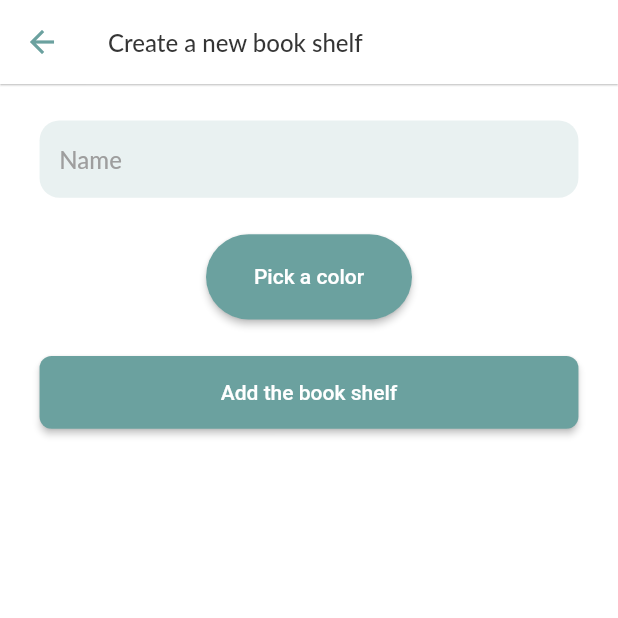
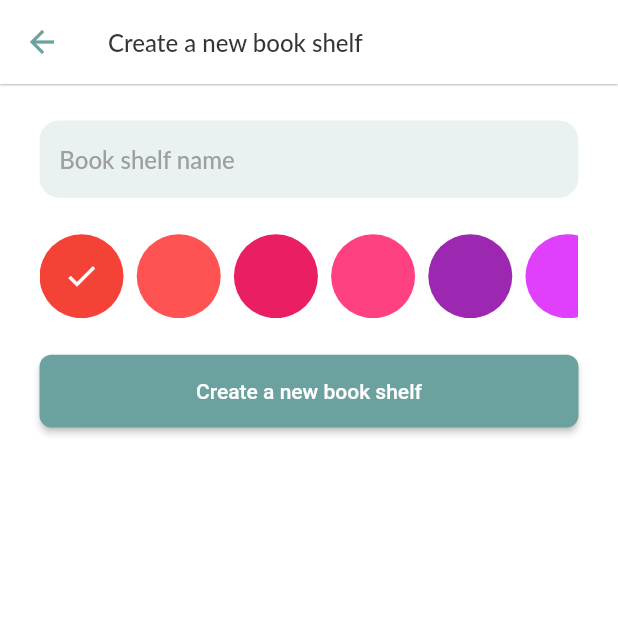
Before and after one commit to phatndt/book-story, a Flutter app: the MainScreen screen opened by its route, item 2 of the bottom bar chosen, after a tap on "Create shelf", on a phone screen of 412 x 824 dp, the top half of it. Run offline on Flutter 3.47's test engine with Material 2 defaults, Android fonts, the phone set to English and light mode, and no system bars; drawn by our look-alikes of modal_progress_hud_nsn; our stand-ins replace cached_network_image, cloud_firestore, dartz, easy_localization, equatable, file_picker and 15 more; missing offline and left inert: flutter_cached_pdfview, flutter_material_color_picker, jwt_decode, material_dialogs; accounts and stored records are empty; Roboto replaces fonts that are missing (Lato); project files that could hold a hidden picture were left out.

```diff
--- a/lib/core/colors/colors.dart
+++ b/lib/core/colors/colors.dart
@@ -28,7 +28,7 @@ class _Colors {
   final accent_1 = const Color(0xFFFFD2D5);
   final accent_2 = const Color(0xFFE4989D);
   final accent_3 = const Color(0xFFB0DAEF);
-    final accent_4 = const Color(0xFF648FE9);
+  final accent_4 = const Color(0xFF648FE9);
 
   final white = const Color(0xFFFFFFFF);
   final red = const Color(0xFFFF0000);
@@ -38,6 +38,7 @@ class _Colors {
       'https://img.freepik.com/free-vector/abstract-elegant-winter-book-cover_23-2148798745.jpg?w=740&t=st=1664957292~exp=1664957892~hmac=64aa003f02ff1c7147d9908a482088831324212c51d143b30f76a995964697fa';
   final black = const Color.fromARGB(255, 53, 53, 53);
   final grey = const Color.fromARGB(255, 105, 105, 105);
+
   // final white = const Color.fromARGB(255, 253, 253, 253);
   final orangeDesigned = const Color.fromARGB(255, 228, 49, 49);
   final navyBlue = const Color.fromARGB(255, 46, 98, 182);
@@ -56,11 +57,6 @@ class _Colors {
       900: Color(0xFFF1654B),
     },
   );
-  //Accent
-  // final accent_1 = const Color(0xFFFF6263); // Bitter sweet
-  // final accent_2 = const Color(0xFFFF936B); // Atomic Tangerine
-  // final accent_3 = const Color(0xFFFFB3B3); // Meion
-  // final accent_4 = const Color(0xFFFFDD66); // Dandelion
   final accent_5 = const Color(0xFFF9DBD0);
   final accent_6 = const Color(0xFF6455AB);
   final accent_7 = const Color(0xFFB3C0FF);
@@ -82,10 +78,42 @@ class _Colors {
   final gray_5 = const Color(0xFFF5F6F8); // Cultured
   final gray_6 = const Color(0xFFEEEEEE);
 
-  //Text color
-  final textColor_1 = const Color(0xFF261F41);
-
-  final lavender = const Color(0xFFE0E4FF);
+  final scaffordBackgroundColor = const Color(0xffF2F6FA);
+  final listColorPicker = [ Colors.red,
+    Colors.redAccent,
+    Colors.pink,
+    Colors.pinkAccent,
+    Colors.purple,
+    Colors.purpleAccent,
+    Colors.deepPurple,
+    Colors.deepPurpleAccent,
+    Colors.indigo,
+    Colors.indigoAccent,
+    Colors.blue,
+    Colors.blueAccent,
+    Colors.lightBlue,
+    Colors.lightBlueAccent,
+    Colors.cyan,
+    Colors.cyanAccent,
+    Colors.teal,
+    Colors.tealAccent,
+    Colors.green,
+    Colors.greenAccent,
+    Colors.lightGreen,
+    Colors.lightGreenAccent,
+    Colors.lime,
+    Colors.limeAccent,
+    Colors.yellow,
+    Colors.yellowAccent,
+    Colors.amber,
+    Colors.amberAccent,
+    Colors.orange,
+    Colors.orangeAccent,
+    Colors.deepOrange,
+    Colors.deepOrangeAccent,
+    Colors.brown,
+    Colors.grey,
+    Colors.blueGrey];
 }
 
 class _Sized {
--- a/lib/core/widget/dia_log.dart
+++ b/lib/core/widget/dia_log.dart
@@ -1,3 +1,4 @@
+import 'package:easy_localization/easy_localization.dart';
 import 'package:flutter/material.dart';
 
 class BasicAlertDialog extends StatelessWidget {
@@ -21,11 +22,11 @@ class BasicAlertDialog extends StatelessWidget {
       actions: [
         TextButton(
           onPressed: negativeButton,
-          child: const Text('Cancel'),
+          child: Text('cancel'.tr()),
         ),
         TextButton(
           onPressed: positiveButton,
-          child: const Text('OK'),
+          child: Text('ok'.tr()),
         ),
       ],
     );
--- a/lib/features/my _book/presentation/collection.dart
+++ b/lib/features/my _book/presentation/collection.dart
@@ -107,6 +107,7 @@ class _MyBookScreenState extends ConsumerState<MyBookScreen> {
           ],
         ),
         floatingActionButton: FloatingActionButton(
+          backgroundColor: S.colors.primary_3,
           onPressed: () {
             Navigator.pushNamed(
               context,
@@ -115,14 +116,14 @@ class _MyBookScreenState extends ConsumerState<MyBookScreen> {
           },
           child: const Icon(Icons.add),
         ),
-        backgroundColor: S.colors.white,
+        backgroundColor: const Color(0xffF2F6FA),
         body: Column(
           children: [
             AnimatedContainer(
               duration: const Duration(milliseconds: 320),
               height: isExpanded ? 80.h : 0.h,
               child: Container(
-                color: S.colors.red,
+                color : S.colors.white,
                 padding: EdgeInsets.symmetric(horizontal: 12.w),
                 child: Center(
                   child: CustomTextFormField(
@@ -264,25 +265,10 @@ class _BookWidgetState extends ConsumerState<BookWidget> {
                     ),
                   ),
                 ),
-                // child: CachedNetworkImage(
-                //   width: 120.w,
-                //   height: 160.h,
-                //   fit: BoxFit.fill,
-                //   imageUrl: books![index].image,
-                //   placeholder: (context, url) => const SkeletonAvatar(),
-                //   errorWidget: (context, url, error) => Container(
-                //     color: Colors.grey[200],
-                //     child: Icon(
-                //       Icons.camera_alt,
-                //       color: Colors.grey,
-                //       size: 36.w,
-                //     ),
-                //   ),
-                // ),
               ),
               Expanded(
                 child: Padding(
-                  padding: EdgeInsets.symmetric(horizontal: 8.w),
+                  padding: EdgeInsets.symmetric(horizontal: 16.w),
                   child: Column(
                     mainAxisAlignment: MainAxisAlignment.center,
                     crossAxisAlignment: CrossAxisAlignment.start,
--- a/lib/features/my_book_shelf/domain/repository/book_shelf_repo.dart
+++ b/lib/features/my_book_shelf/domain/repository/book_shelf_repo.dart
@@ -8,4 +8,5 @@ abstract class BookShelfRepo {
   Future<Either<Exception, String>> addBookShelf(BookShelfModel bookShelfModel, String userId);
   Future<Either<Exception, List<BookShelfModel>>> getBookShelfListFromLocal();
   Future<Either<Exception, BookShelfModel>> getBookShelfById(String userId, String bookShelfId);
+  Future<Either<Exception, bool>> deleteBookShelf(String userId, String bookShelfId);
 }
--- a/lib/features/my_book_shelf/presentation/add_book_shelf.dart
+++ b/lib/features/my_book_shelf/presentation/add_book_shelf.dart
@@ -1,6 +1,7 @@
 import 'package:book_story/core/presentation/state.dart';
 import 'package:book_story/core/widget/app_bar.dart';
 import 'package:book_story/core/widget/custom_elevated_button.dart';
+import 'package:easy_localization/easy_localization.dart';
 import 'package:flutter/material.dart';
 import 'package:flutter_material_color_picker/flutter_material_color_picker.dart';
 import 'package:flutter_riverpod/flutter_riverpod.dart';
@@ -26,6 +27,8 @@ class _AddBookShelfScreenState extends ConsumerState<AddBookShelfScreen> {
   late bool isShowClearIconNameController;
   late Color? pickedColor;
   late bool isShowLoading;
+  late int pickerColorIndex;
+
   @override
   void initState() {
     super.initState();
@@ -33,6 +36,7 @@ class _AddBookShelfScreenState extends ConsumerState<AddBookShelfScreen> {
     isShowClearIconNameController = false;
     pickedColor = S.colors.primary_3;
     isShowLoading = false;
+    pickerColorIndex = 0;
   }
 
   @override
@@ -47,7 +51,7 @@ class _AddBookShelfScreenState extends ConsumerState<AddBookShelfScreen> {
             .showSnackBar(SuccessSnackBar(message: next.data.toString()));
         Navigator.pop(context);
         ref.watch(bookShelfStateNotifierProvider.notifier).getBookShelfList();
-      }else if (next is UIErrorState) {
+      } else if (next is UIErrorState) {
         ScaffoldMessenger.of(context)
             .showSnackBar(ErrorSnackBar(message: next.error.toString()));
       }
@@ -58,7 +62,7 @@ class _AddBookShelfScreenState extends ConsumerState<AddBookShelfScreen> {
         child: Scaffold(
           appBar: CustomAppBar(
             title: Text(
-              "Create a new book shelf",
+              'create_new_book_shelf'.tr(),
               style: S.textStyles.heading3,
             ),
             leading: BackButton(
@@ -90,14 +94,15 @@ class _AddBookShelfScreenState extends ConsumerState<AddBookShelfScreen> {
                   validator: (value) {
                     if (value != null) {
                       if (value.isEmpty) {
-                        return "Please enter your book's name";
+                        return 'please_enter_your_book_shelf_name'.tr();
                       } else if (value.length < 2) {
-                        return "Book's name must be at least 1 characters";
+                        return 'bookshelf_name_must_be_at_least_one_character'
+                            .tr();
                       }
                     }
                     return null;
                   },
-                  hintText: "Name",
+                  hintText: 'book_shelf_name'.tr(),
                   obscureText: false,
                   controller: nameController,
                   textInputAction: TextInputAction.next,
@@ -118,29 +123,39 @@ class _AddBookShelfScreenState extends ConsumerState<AddBookShelfScreen> {
                 SizedBox(
                   height: 24.h,
                 ),
-                CustomElevatedButton(
-                  width: ScreenUtil().screenWidth / 3,
-                  backgroundColor: pickedColor,
-                  borderRadius: 32,
-                  onPressed: () {
-                    showDialog(
-                      context: context,
-                      builder: (buildContext) {
-                        return Dialog(
-                          child: MaterialColorPicker(
-                            colors: fullMaterialColors,
-                            selectedColor: pickedColor,
-                            onColorChange: (color) =>
-                                setState(() => pickedColor = color),
+                SizedBox(
+                  height: 56,
+                  child: ListView.separated(
+                    physics: const BouncingScrollPhysics(),
+                    scrollDirection: Axis.horizontal,
+                    itemCount: S.colors.listColorPicker.length,
+                    separatorBuilder: (context, index) => SizedBox(
+                      width: 8.w,
+                    ),
+                    itemBuilder: (context, index) {
+                      return InkWell(
+                        borderRadius: BorderRadius.circular(28.r),
+                        onTap: () {
+                          setState(() {
+                            pickerColorIndex = index;
+                          });
+                        },
+                        child: Container(
+                          height: 56,
+                          width: 56,
+                          decoration: BoxDecoration(
+                            shape: BoxShape.circle,
+                            color: S.colors.listColorPicker[index],
                           ),
-                        );
-                      },
-                    );
-                  },
-                  child: SizedBox(
-                    width: double.infinity,
-                    height: 24.h,
-                    child: Center(child: pickedColor == S.colors.primary_3 ? const Text("Pick a color") : const Icon(Icons.check)),
+                          child: pickerColorIndex == index
+                              ? Icon(
+                                  Icons.check,
+                                  color: S.colors.white,
+                                )
+                              : null,
+                        ),
+                      );
+                    },
                   ),
                 ),
                 SizedBox(
@@ -148,9 +163,14 @@ class _AddBookShelfScreenState extends ConsumerState<AddBookShelfScreen> {
                 ),
                 CustomElevatedButton(
                   onPressed: () {
-                    ref.watch(addBookShelfNotifierProvider.notifier).addBookShelf(nameController.text.trim(), getHexColor(pickedColor!));
+                    ref
+                        .watch(addBookShelfNotifierProvider.notifier)
+                        .addBookShelf(
+                            nameController.text.trim(),
+                            getHexColor(
+                                S.colors.listColorPicker[pickerColorIndex]));
                   },
-                  child: const Text("Add the book shelf"),
+                  child: Text('create_new_book_shelf'.tr()),
                 ),
               ],
             ),
--- a/lib/features/my_book_shelf/presentation/my_book_shelf.dart
+++ b/lib/features/my_book_shelf/presentation/my_book_shelf.dart
@@ -1,7 +1,9 @@
 import 'package:book_story/core/widget/custom_elevated_button.dart';
 import 'package:book_story/features/my_book_shelf/di/book_shelf_module.dart';
 import 'package:book_story/features/my_book_shelf/domain/entity/book_shelf.dart';
+import 'package:book_story/features/my_book_shelf/presentation/search_book_shelf.dart';
 import 'package:book_story/features/my_book_shelf/presentation/widget/book_shelf_widget.dart';
+import 'package:easy_localization/easy_localization.dart';
 import 'package:flutter/material.dart';
 import 'package:flutter_riverpod/flutter_riverpod.dart';
 import 'package:flutter_screenutil/flutter_screenutil.dart';
@@ -66,7 +68,7 @@ class _BookShelfScreenState extends ConsumerState<BookShelfScreen> {
       }
     });
     return Scaffold(
-      backgroundColor: S.colors.white,
+      backgroundColor: S.colors.scaffordBackgroundColor,
       appBar: AppBar(
         backgroundColor: S.colors.white,
         elevation: 0.5,
@@ -79,9 +81,11 @@ class _BookShelfScreenState extends ConsumerState<BookShelfScreen> {
         ),
         actions: [
           IconButton(
-            onPressed: () {
-              Navigator.pushNamed(context, RoutePaths.searchBookShelf);
-            },
+            onPressed: bookShelfList.isNotEmpty
+                ? () {
+                    Navigator.pushNamed(context, RoutePaths.searchBookShelf);
+                  }
+                : null,
             icon: Icon(
               Icons.search,
               color: S.colors.primary_3,
@@ -125,14 +129,14 @@ class _BookShelfScreenState extends ConsumerState<BookShelfScreen> {
               height: 64.h,
             ),
             Text(
-              'Add some books to your collection now!',
+              'add_some_book_shelf_now'.tr(),
               style: S.textStyles.heading1,
             ),
             SizedBox(
               height: 12.h,
             ),
             CustomElevatedButton(
-              child: const Text("Create shelf"),
+              child: Text('create_shelf'.tr()),
               onPressed: () {
                 Navigator.pushNamed(context, RoutePaths.addBookShelf);
               },
@@ -153,7 +157,9 @@ class _BookShelfScreenState extends ConsumerState<BookShelfScreen> {
                     S.textStyles.heading3.copyWith(fontWeight: FontWeight.w600),
                 children: <TextSpan>[
                   TextSpan(
-                    text: bookShelfList.length == 1 ? ' shelf' : ' shelfs',
+                    text: bookShelfList.length == 1
+                        ? 'shelf'.tr()
+                        : 'shelfs'.tr(),
                     style: S.textStyles.heading3
                         .copyWith(fontWeight: FontWeight.normal),
                   ),
@@ -181,7 +187,7 @@ class _BookShelfScreenState extends ConsumerState<BookShelfScreen> {
                     SizedBox(
                       width: 4.w,
                     ),
-                    const Text("Add shelf")
+                    Text('create_shelf'.tr()),
                   ],
                 ),
               ),
@@ -191,25 +197,35 @@ class _BookShelfScreenState extends ConsumerState<BookShelfScreen> {
         Expanded(
           child: SizedBox(
             width: double.infinity,
-            child: ListView.separated(
+            child: GridView.builder(
               padding: EdgeInsets.symmetric(vertical: 12.h),
               shrinkWrap: true,
               itemCount: bookShelfList.length,
               scrollDirection: Axis.vertical,
-              separatorBuilder: (context, index) => SizedBox(
-                height: 8.h,
-              ),
+              // separatorBuilder: (context, index) => SizedBox(
+              //   height: 8.h,
+              // ),
               itemBuilder: (context, index) {
                 return BookShelfWidget(
                   name: bookShelfList[index].name,
                   numberOfBooks:
                       bookShelfList[index].booksList.length.toString(),
                   color: bookShelfList[index].color,
+                  index: index,
                   onTap: () {
-                    Navigator.pushNamed(context, RoutePaths.bookShelfDetail, arguments: bookShelfList[index].id);
+                    Navigator.pushNamed(
+                      context,
+                      RoutePaths.bookShelfDetail,
+                      arguments: BookDetailArguments(
+                        bookShelfList[index].id,
+                        false,
+                      ),
+                    );
                   },
                 );
               },
+              gridDelegate: const SliverGridDelegateWithFixedCrossAxisCount(
+                  crossAxisCount: 2),
             ),
           ),
         ),
```
Also changed, not shown: assets/translations/en.json (+18 -1 lines), assets/translations/vi.json (+18 -1 lines), lib/features/my_book_shelf/data/repostiory/book_shelf_repo_impl.dart (+16 -0 lines), lib/features/my_book_shelf/presentation/book_shelf_detail.dart (+39 -9 lines), lib/features/my_book_shelf/presentation/search_book_shelf.dart (+19 -5 lines), lib/features/my_book_shelf/presentation/state/book_shelf_detail_state.dart (+20 -0 lines), lib/features/my_book_shelf/presentation/widget/book_shelf_widget.dart (+14 -22 lines).
